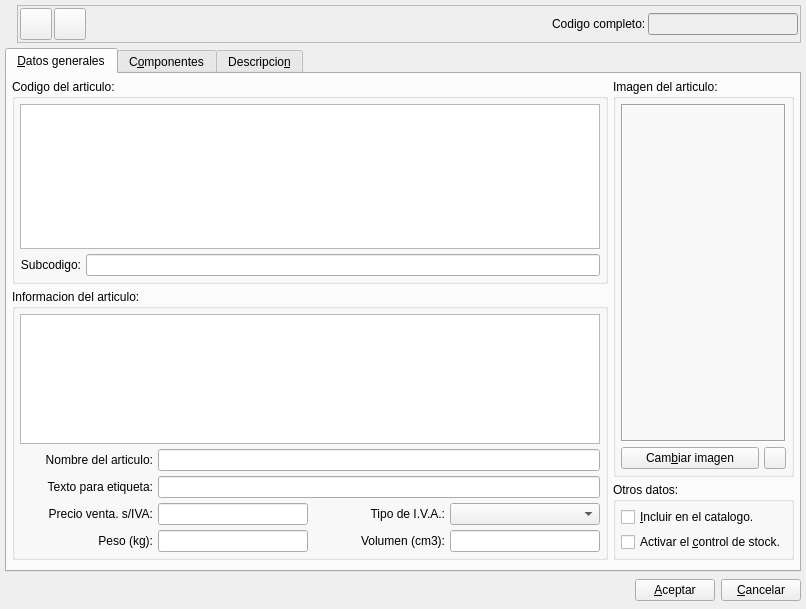
Qt form bulmages/bulmafact/plugins/pluginbf_articulo/articleeditbase.ui (eboladev/Bulmages-1) before a commit.
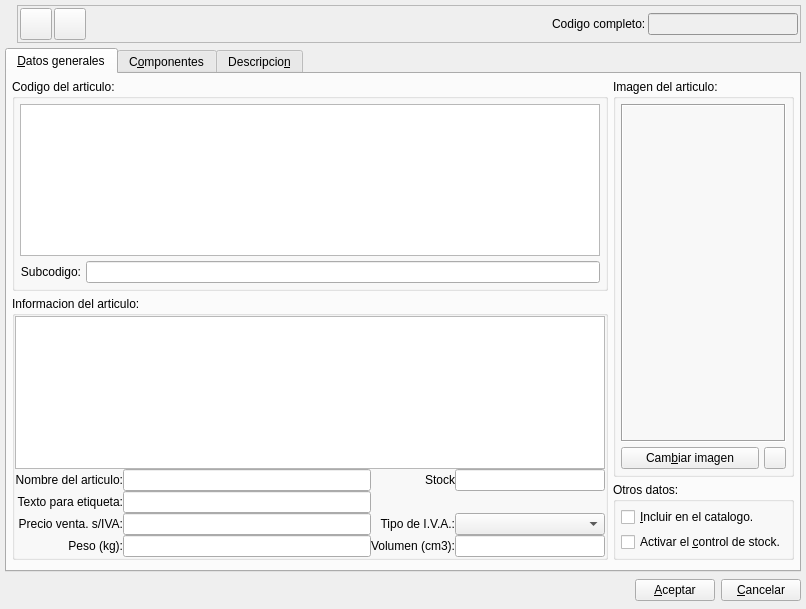
The same form after that commit. Icons and pictures are not drawn. Custom widgets are drawn as their Qt base class.

Commit message: Permito que desde la ficha de un articulo se pueda cambiar su stock. De esta forma se permite un sencillo control de stock sin inventario

```diff
--- a/bulmages/bulmafact/plugins/pluginbf_articulo/articleeditbase.ui
+++ b/bulmages/bulmafact/plugins/pluginbf_articulo/articleeditbase.ui
@@ -842,12 +842,12 @@
          <property name="title">
           <string>Informacion del articulo:</string>
          </property>
-         <layout class="QGridLayout">
+         <layout class="QGridLayout" name="gridLayout">
           <property name="margin">
-           <number>5</number>
+           <number>0</number>
           </property>
           <property name="spacing">
-           <number>5</number>
+           <number>0</number>
           </property>
           <item row="0" column="0" colspan="4">
            <widget class="BfBuscarTipoArticulo" name="mui_idtipo_articulo"/>
@@ -871,13 +871,54 @@
             </property>
            </widget>
           </item>
-          <item row="1" column="1" colspan="3">
+          <item row="1" column="1">
            <widget class="QLineEdit" name="mui_nomarticulo">
             <property name="maxLength">
              <number>50</number>
             </property>
            </widget>
           </item>
+          <item row="1" column="2">
+           <widget class="QLabel" name="textLabel3_2_6">
+            <property name="sizePolicy">
+             <sizepolicy hsizetype="Preferred" vsizetype="Fixed">
+              <horstretch>0</horstretch>
+              <verstretch>0</verstretch>
+             </sizepolicy>
+            </property>
+            <property name="text">
+             <string>Stock</string>
+            </property>
+            <property name="alignment">
+             <set>Qt::AlignRight|Qt::AlignTrailing|Qt::AlignVCenter</set>
+            </property>
+            <property name="buddy">
+             <cstring>mui_volumenundarticulo</cstring>
+            </property>
+           </widget>
+          </item>
+          <item row="1" column="3">
+           <widget class="BlDoubleSpinBox" name="mui_stockarticulo">
+            <property name="sizePolicy">
+             <sizepolicy hsizetype="Preferred" vsizetype="Fixed">
+              <horstretch>0</horstretch>
+              <verstretch>0</verstretch>
+             </sizepolicy>
+            </property>
+            <property name="minimumSize">
+             <size>
+              <width>150</width>
+              <height>0</height>
+             </size>
+            </property>
+            <property name="focusPolicy">
+             <enum>Qt::StrongFocus</enum>
+            </property>
+            <property name="alignment">
+             <set>Qt::AlignRight</set>
+            </property>
+           </widget>
+          </item>
           <item row="2" column="0">
            <widget class="QLabel" name="textLabel12">
             <property name="enabled">
@@ -900,7 +941,7 @@
             </property>
            </widget>
           </item>
-          <item row="2" column="1" colspan="3">
+          <item row="2" column="1">
            <widget class="QLineEdit" name="mui_abrevarticulo">
             <property name="enabled">
              <bool>true</bool>
```
The commit also changes 2 other files.
